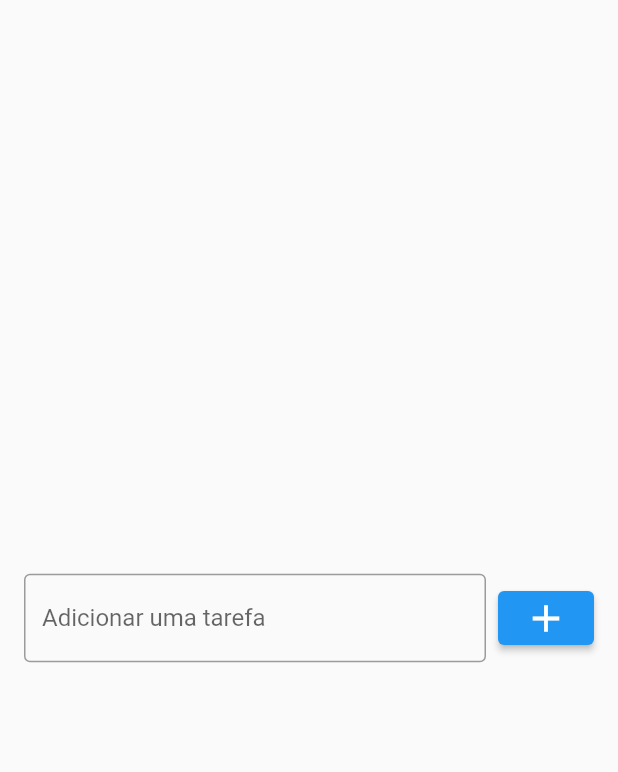
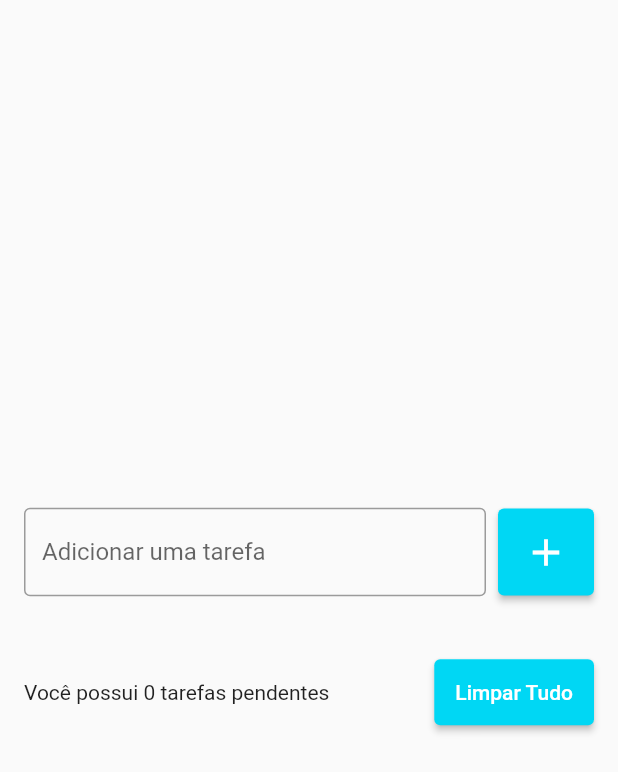
Before and after one commit to tiagofribeiro/flutter-todo-list, a Flutter app: the screen it shows after launch, on a phone screen of 412 x 824 dp. Shown: the top 772 px of the screen. Run offline on Flutter 3.47's test engine with Material 2 defaults, Android fonts, the phone set to English and light mode, and no system bars.

Commit message:
Add task working
Added ListView with dynamic data

```diff
--- a/lib/pages/todo_list_page.dart
+++ b/lib/pages/todo_list_page.dart
@@ -1,7 +1,16 @@
 import 'package:flutter/material.dart';
 
-class TodoListPage extends StatelessWidget {
-  const TodoListPage({Key? key}) : super(key: key);
+class TodoListPage extends StatefulWidget {
+  TodoListPage({Key? key}) : super(key: key);
+
+  @override
+  State<TodoListPage> createState() => _TodoListPageState();
+}
+
+class _TodoListPageState extends State<TodoListPage> {
+  final TextEditingController taskController = TextEditingController();
+
+  List<String> tasks = [];
 
   @override
   Widget build(BuildContext context) {
@@ -9,10 +18,14 @@ class TodoListPage extends StatelessWidget {
       body: Center(
         child: Padding(
           padding: const EdgeInsets.symmetric(horizontal: 16),
-          child: Row(
+          child: Column(
+            mainAxisSize: MainAxisSize.min,
+            children: [
+              Row(
                 children: [
                   Expanded(
                     child: TextField(
+                      controller: taskController,
                       decoration: InputDecoration(
                         border: OutlineInputBorder(),
                         labelText: 'Adicionar uma tarefa',
@@ -20,11 +33,19 @@ class TodoListPage extends StatelessWidget {
                       ),
                     ),
                   ),
-              SizedBox(
-                width: 8,
+                  SizedBox(width: 8),
+                  ElevatedButton(
+                    onPressed: () {
+                      String task = taskController.text;
+                      setState(() {
+                        tasks.add(task);
+                      });
+                      taskController.clear();
+                    },
+                    style: ElevatedButton.styleFrom(
+                      primary: Color(0xff00d7f4),
+                      padding: EdgeInsets.all(14),
                     ),
-              ElevatedButton(
-                onPressed: () {},
                     child: Icon(
                       Icons.add,
                       size: 30,
@@ -32,6 +53,43 @@ class TodoListPage extends StatelessWidget {
                   )
                 ],
               ),
+              SizedBox(height: 20),
+              Flexible(
+                child: ListView(
+                  shrinkWrap: true,
+                  children: [
+                    for (String task in tasks)
+                      ListTile(
+                        title: Text(task),
+                        subtitle: Text(DateTime.now().toString()),
+                        onTap: () {
+                          print(task);
+                        },
+                      ),
+                  ],
+                ),
+              ),
+              SizedBox(height: 20),
+              Row(
+                children: [
+                  Expanded(
+                    child: Text(
+                      'Você possui 0 tarefas pendentes',
+                    ),
+                  ),
+                  SizedBox(width: 8),
+                  ElevatedButton(
+                    onPressed: () {},
+                    style: ElevatedButton.styleFrom(
+                      primary: Color(0xff00d7f4),
+                      padding: EdgeInsets.all(14),
+                    ),
+                    child: Text('Limpar Tudo'),
+                  )
+                ],
+              ),
+            ],
+          ),
         ),
       ),
     );
```
Also changed, not shown: 1 other file. Lines whose indentation alone changed are shown as unchanged.
